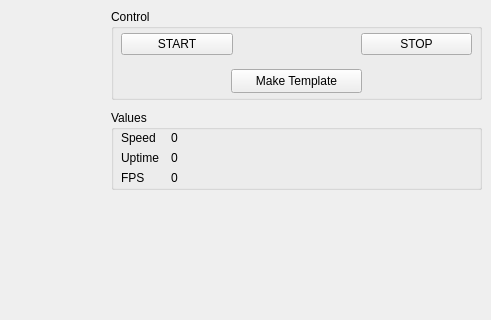
This is ui/main_window.ui in freedom00000/similarity as Qt 5 draws it before an edit; both pictures show x 789 to 1280 and y 0 to 320 of the 1280 by 720 pixel window. The edited form follows.
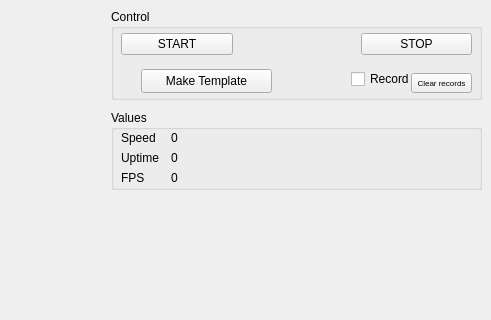
This is the edited form. Icons and pictures are not drawn. Custom widgets are drawn as their Qt base class.

Commit message: add record process

What changed in the file:
```diff
--- a/ui/main_window.ui
+++ b/ui/main_window.ui
@@ -237,7 +237,7 @@
     <widget class="QPushButton" name="templateButton">
      <property name="geometry">
       <rect>
-       <x>120</x>
+       <x>30</x>
        <y>60</y>
        <width>131</width>
        <height>24</height>
@@ -247,6 +247,37 @@
       <string>Make Template</string>
      </property>
     </widget>
+    <widget class="QCheckBox" name="checkBoxRecord">
+     <property name="geometry">
+      <rect>
+       <x>240</x>
+       <y>60</y>
+       <width>61</width>
+       <height>20</height>
+      </rect>
+     </property>
+     <property name="text">
+      <string>Record</string>
+     </property>
+    </widget>
+    <widget class="QPushButton" name="clearButton">
+     <property name="geometry">
+      <rect>
+       <x>300</x>
+       <y>64</y>
+       <width>61</width>
+       <height>20</height>
+      </rect>
+     </property>
+     <property name="font">
+      <font>
+       <pointsize>6</pointsize>
+      </font>
+     </property>
+     <property name="text">
+      <string>Clear records</string>
+     </property>
+    </widget>
    </widget>
    <widget class="QGroupBox" name="groupBox_2">
     <property name="geometry">
```
The commit also changes 4 other files.
